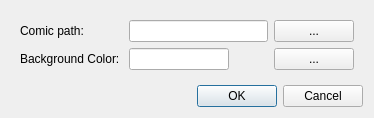
Before: the Qt Designer form view/preference_dialog.ui in mstuttgart/pynocchio, drawn with Qt 5.
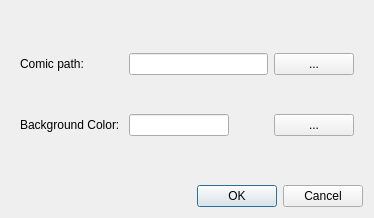
After: the same form once the commit is applied.

Commit message: Ajuste na preference_dialog

The edit to the form file:
```diff
--- a/view/preference_dialog.ui
+++ b/view/preference_dialog.ui
@@ -10,7 +10,7 @@
     <x>0</x>
     <y>0</y>
     <width>374</width>
-    <height>115</height>
+    <height>218</height>
    </rect>
   </property>
   <property name="windowTitle">
```
